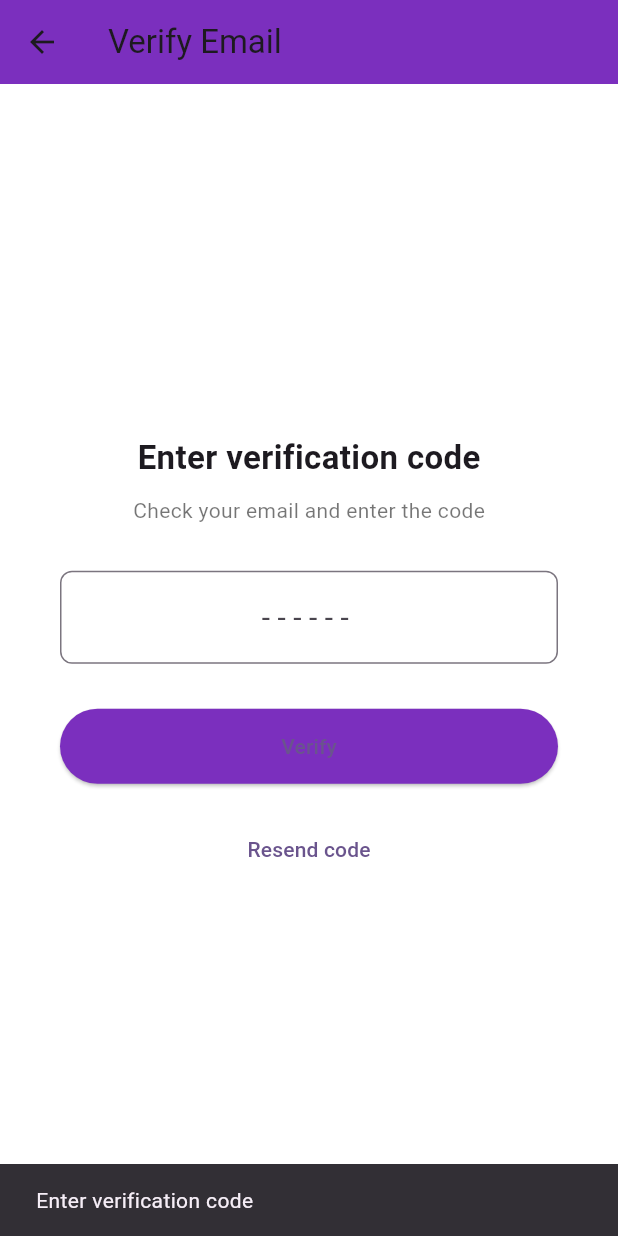
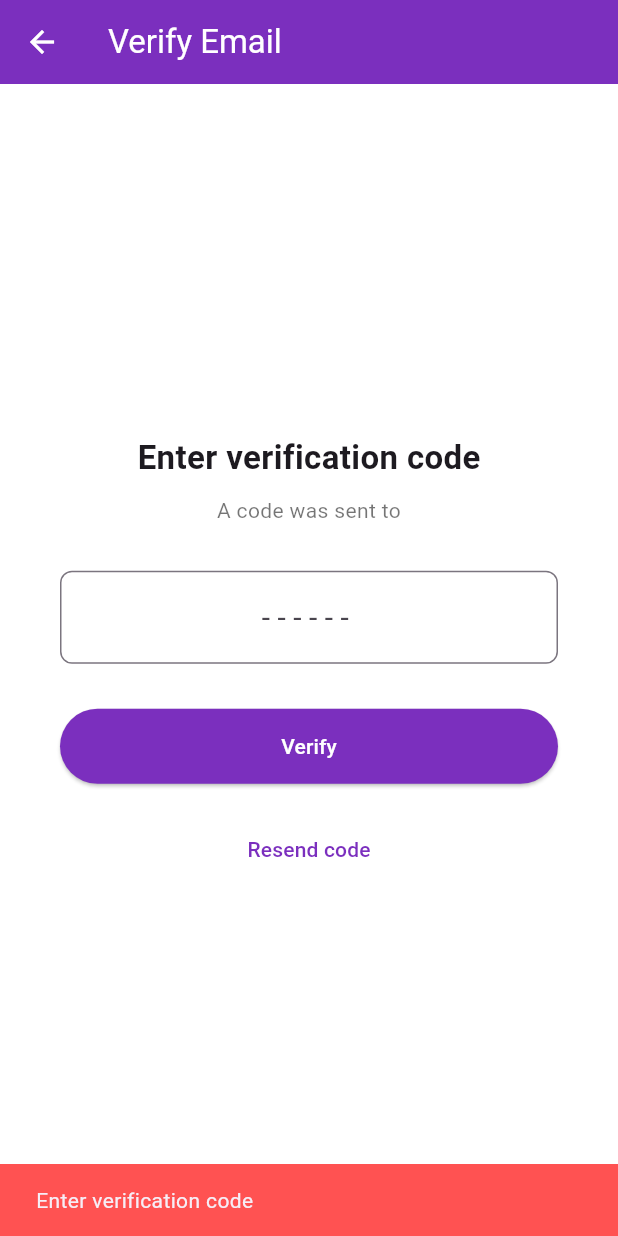
Before and after one commit to liorenline/Stepbystep-application, a Flutter app: the VerifyEmailScreen screen opened directly with empty values, after a tap on "Verify", on a phone screen of 412 x 824 dp. Run offline on Flutter 3.47's test engine with Material 3 defaults, Android fonts, the phone set to English and light mode, and no system bars; network calls fail.

Commit message:
fixed log in, signup and auv

```diff
--- a/lib/pages/log_in.dart
+++ b/lib/pages/log_in.dart
@@ -44,7 +44,7 @@ class _LoginScreenState extends State<LoginScreen> {
 
     try {
       final response = await http.post(
-        Uri.parse('https://stepbystep-cmnf.onrender.com/api/login'),
+        Uri.parse('https://stepbystep.fly.dev/api/login'),
         headers: {'Content-Type': 'application/json'},
         body: jsonEncode({
           'email': email,
--- a/lib/pages/verify_page.dart
+++ b/lib/pages/verify_page.dart
@@ -1,11 +1,13 @@
 import 'package:flutter/material.dart';
 import 'dart:convert';
 import 'package:http/http.dart' as http;
+import 'log_in.dart';
 
 class VerifyEmailScreen extends StatefulWidget {
   final int userId;
+  final String email;
 
-  const VerifyEmailScreen({super.key, required this.userId});
+  const VerifyEmailScreen({super.key, required this.userId, required this.email});
 
   @override
   State<VerifyEmailScreen> createState() => _VerifyEmailScreenState();
@@ -15,9 +17,9 @@ class _VerifyEmailScreenState extends State<VerifyEmailScreen> {
   final _codeController = TextEditingController();
 
   bool _isLoading = false;
+  bool _isResending = false;
 
-  final String baseUrl = "https://stepbystep-cmnf.onrender.com/api/verify-email";
-
+  final String baseUrl = "https://stepbystep.fly.dev/api";
   Future<void> _verifyEmail() async {
     final code = _codeController.text.trim();
 
@@ -29,41 +31,72 @@ class _VerifyEmailScreenState extends State<VerifyEmailScreen> {
     setState(() => _isLoading = true);
 
     try {
-      final response = await http.post(
-        Uri.parse(baseUrl),
+      final response = await http
+          .post(
+        Uri.parse("$baseUrl/verify-email"),
         headers: {"Content-Type": "application/json"},
         body: jsonEncode({
           "user_id": widget.userId,
           "code": code,
         }),
-      ).timeout(const Duration(seconds: 15));
+      )
+          .timeout(const Duration(seconds: 90));
 
       final data = jsonDecode(response.body);
 
       if (data["success"] == true) {
-        _showSuccess(data["message"]);
-
-        /// 🔥 після підтвердження — або логін, або home
-        Navigator.pop(context);
-        // або:
-        // Navigator.pushReplacement(context, MaterialPageRoute(builder: (_) => LoginScreen()));
+        _showMessage("Email verified! You can now log in.");
+        if (!mounted) return;
+        Navigator.pushAndRemoveUntil(
+          context,
+          MaterialPageRoute(builder: (_) => const LoginScreen()),
+              (route) => false,
+        );
       } else {
-        _showError(data["error"]);
+        _showError(data["error"] ?? "Invalid or expired code.");
       }
     } catch (e) {
-      _showError("Server is unavailable (try again)");
+      _showError("Server is unavailable. Please try again.");
     }
 
-    setState(() => _isLoading = false);
+    if (mounted) setState(() => _isLoading = false);
+  }
+
+  Future<void> _resendCode() async {
+    setState(() => _isResending = true);
+
+    try {
+      final response = await http
+          .post(
+        Uri.parse("$baseUrl/resend-verification"),
+        headers: {"Content-Type": "application/json"},
+        body: jsonEncode({"email": widget.email}),
+      )
+          .timeout(const Duration(seconds: 90));
+
+      final data = jsonDecode(response.body);
+
+      if (data["success"] == true) {
+        _showMessage("A new code has been sent to ${widget.email}.");
+      } else {
+        _showError(data["error"] ?? "Failed to resend code.");
+      }
+    } catch (e) {
+      _showError("Server is unavailable. Please try again.");
+    }
+
+    if (mounted) setState(() => _isResending = false);
   }
 
   void _showError(String msg) {
+    if (!mounted) return;
     ScaffoldMessenger.of(context).showSnackBar(
-      SnackBar(content: Text(msg)),
+      SnackBar(content: Text(msg), backgroundColor: Colors.redAccent),
     );
   }
 
-  void _showSuccess(String msg) {
+  void _showMessage(String msg) {
+    if (!mounted) return;
     ScaffoldMessenger.of(context).showSnackBar(
       SnackBar(content: Text(msg)),
     );
@@ -82,6 +115,7 @@ class _VerifyEmailScreenState extends State<VerifyEmailScreen> {
       appBar: AppBar(
         title: const Text("Verify Email"),
         backgroundColor: const Color(0xFF7B2FBE),
+        foregroundColor: Colors.white,
       ),
       body: Padding(
         padding: const EdgeInsets.symmetric(horizontal: 40),
@@ -91,29 +125,20 @@ class _VerifyEmailScreenState extends State<VerifyEmailScreen> {
             children: [
               const Text(
                 "Enter verification code",
-                style: TextStyle(
-                  fontSize: 22,
-                  fontWeight: FontWeight.bold,
-                ),
+                style: TextStyle(fontSize: 22, fontWeight: FontWeight.bold),
               ),
-
               const SizedBox(height: 10),
-
-              const Text(
-                "Check your email and enter the code",
-                style: TextStyle(color: Colors.black54),
+              Text(
+                "A code was sent to ${widget.email}",
+                style: const TextStyle(color: Colors.black54),
+                textAlign: TextAlign.center,
               ),
-
               const SizedBox(height: 30),
-
               TextField(
                 controller: _codeController,
                 keyboardType: TextInputType.number,
                 textAlign: TextAlign.center,
-                style: const TextStyle(
-                  fontSize: 20,
-                  letterSpacing: 5,
-                ),
+                style: const TextStyle(fontSize: 20, letterSpacing: 5),
                 decoration: InputDecoration(
                   hintText: "------",
                   border: OutlineInputBorder(
@@ -121,9 +146,7 @@ class _VerifyEmailScreenState extends State<VerifyEmailScreen> {
                   ),
                 ),
               ),
-
               const SizedBox(height: 30),
-
               SizedBox(
                 width: double.infinity,
                 height: 50,
@@ -135,17 +158,25 @@ class _VerifyEmailScreenState extends State<VerifyEmailScreen> {
                   ),
                   child: _isLoading
                       ? const CircularProgressIndicator(color: Colors.white)
-                      : const Text("Verify"),
+                      : const Text("Verify", style: TextStyle(color: Colors.white)),
                 ),
               ),
-
               const SizedBox(height: 20),
-
-              TextButton(
-                onPressed: () {
-                  _showError("Resend not implemented yet");
-                },
-                child: const Text("Resend code"),
+              _isResending
+                  ? const SizedBox(
+                height: 24,
+                width: 24,
+                child: CircularProgressIndicator(
+                  strokeWidth: 2,
+                  color: Color(0xFF7B2FBE),
+                ),
+              )
+                  : TextButton(
+                onPressed: _resendCode,
+                child: const Text(
+                  "Resend code",
+                  style: TextStyle(color: Color(0xFF7B2FBE)),
+                ),
               ),
             ],
           ),
--- a/lib/pages/welcome_page.dart
+++ b/lib/pages/welcome_page.dart
@@ -14,7 +14,7 @@ class WelcomeScreen extends StatelessWidget {
         builder: (context, constraints) {
           return Stack(
             children: [
-              // Blobs — як на інших екранах
+              // Blobs
               Positioned(
                 top: -80,
                 left: -80,
```
Also changed, not shown: lib/pages/personal_information.dart (+59 -108 lines), lib/pages/sign_up_screen.dart (+63 -41 lines).
